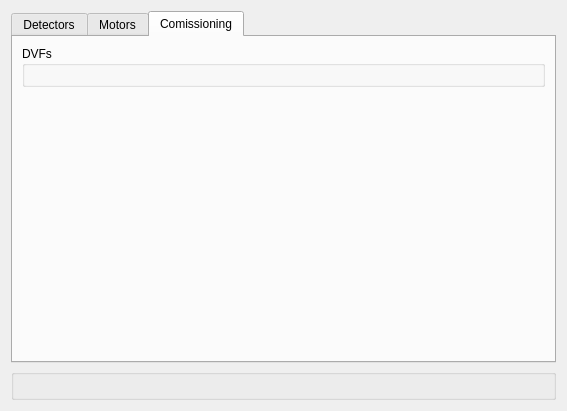
Old version of the form src/sophys/cli/extensions/ema/eds/base.ui in the repository cnpem/sophys-cli-extensions.
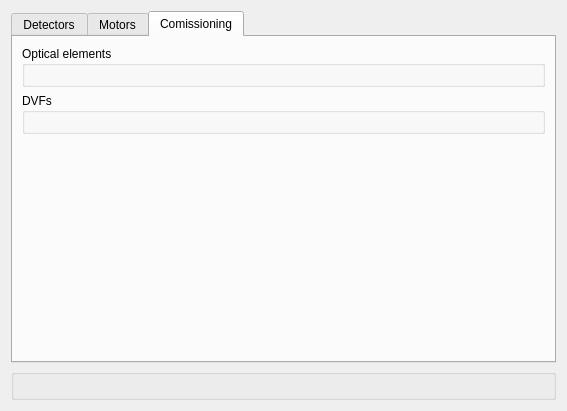
New version of the form. The open tabs and pages were chosen to show the change.

Commit message: feat(EMA): add optical elements section for comissioning in eds

```diff
--- a/src/sophys/cli/extensions/ema/eds/base.ui
+++ b/src/sophys/cli/extensions/ema/eds/base.ui
@@ -54,15 +54,7 @@
        <string>Comissioning</string>
       </attribute>
       <layout class="QGridLayout" name="gridLayout_5">
-       <item row="0" column="0">
-        <widget class="QGroupBox" name="dvf_area">
-         <property name="title">
-          <string>DVFs</string>
-         </property>
-         <layout class="QGridLayout" name="gridLayout_6"/>
-        </widget>
-       </item>
-       <item row="1" column="0">
+       <item row="3" column="0">
         <spacer name="verticalSpacer">
          <property name="orientation">
           <enum>Qt::Vertical</enum>
@@ -75,6 +67,22 @@
          </property>
         </spacer>
        </item>
+       <item row="1" column="0">
+        <widget class="QGroupBox" name="dvf_area">
+         <property name="title">
+          <string>DVFs</string>
+         </property>
+         <layout class="QGridLayout" name="gridLayout_6"/>
+        </widget>
+       </item>
+       <item row="0" column="0">
+        <widget class="QGroupBox" name="optical_elements_area">
+         <property name="title">
+          <string>Optical elements</string>
+         </property>
+         <layout class="QGridLayout" name="gridLayout_7"/>
+        </widget>
+       </item>
       </layout>
      </widget>
     </widget>
```
The commit also changes 1 other file.
